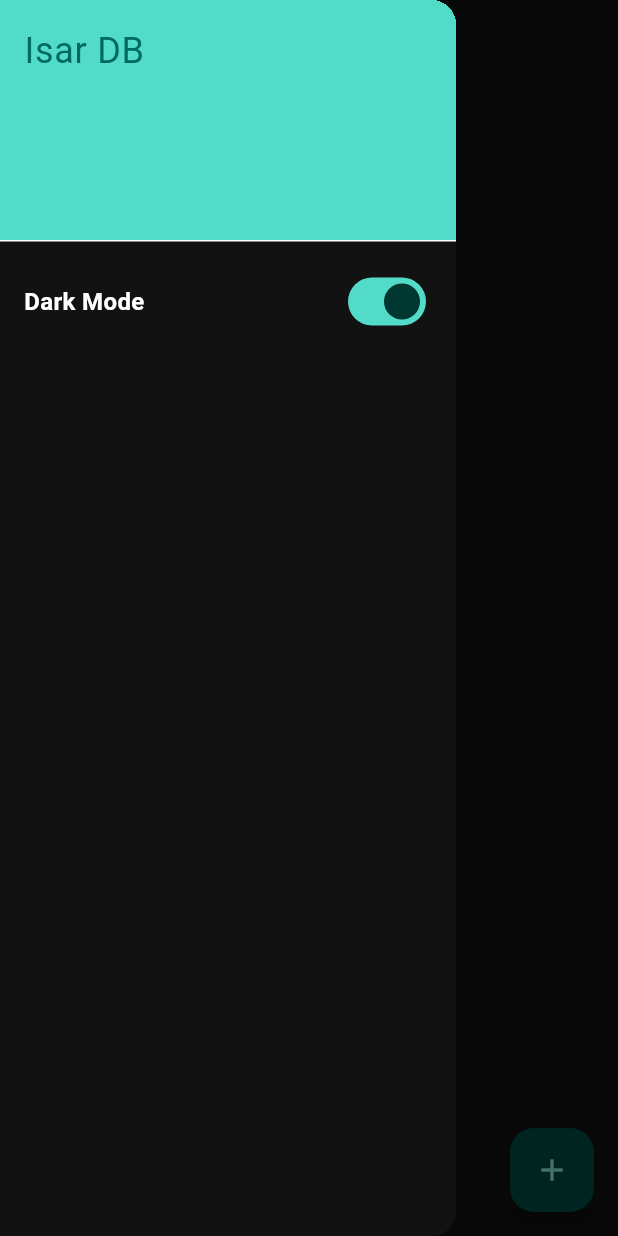
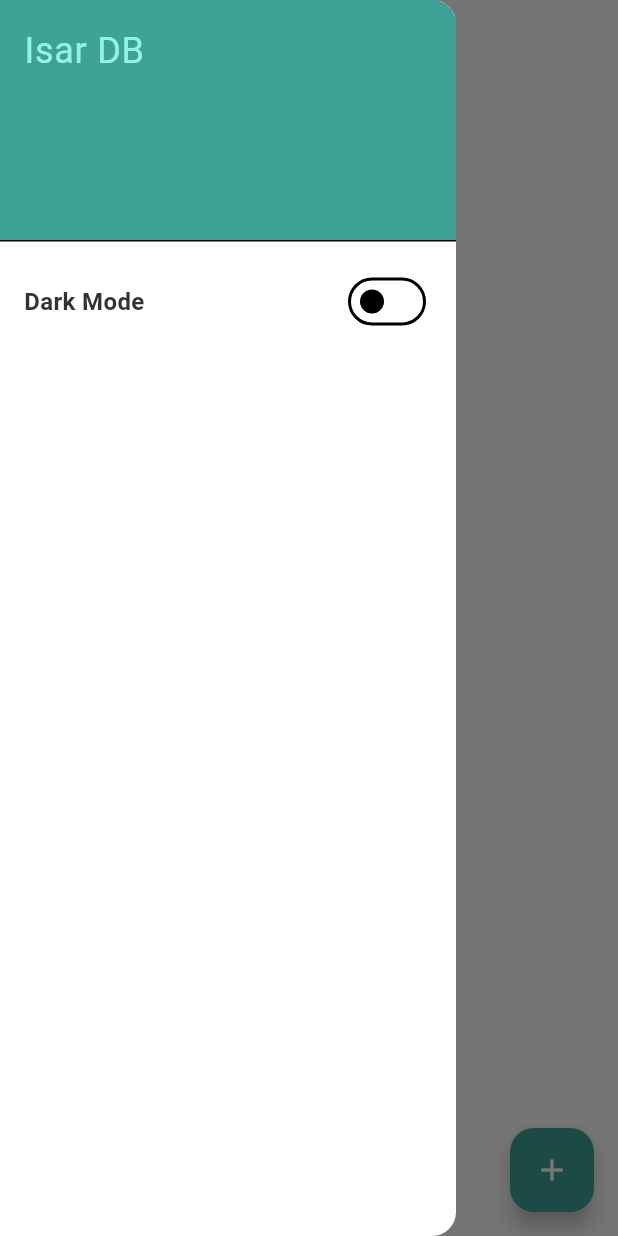
Before and after one commit to albertasaftei/isar_db, a Flutter app: the screen it shows after launch, with the side drawer open, on a phone screen of 412 x 824 dp. Run offline on Flutter 3.47's test engine with Material 3 defaults, Android fonts, the light colour scheme and no system bars; our stand-ins replace gap, isar; accounts and stored records are empty; generated files the repository leaves out were written again.

Commit message:
✨ feat: added constants files and theme configurations

```diff
--- a/lib/components/drawer.dart
+++ b/lib/components/drawer.dart
@@ -1,6 +1,5 @@
 import 'package:flutter/material.dart';
-import 'package:isar_db/theme/theme.dart';
-import 'package:isar_db/theme/theme_provider.dart';
+import 'package:isar_db/utils/theme/theme_provider.dart';
 import 'package:provider/provider.dart';
 
 class MyDrawer extends StatelessWidget {
--- a/lib/main.dart
+++ b/lib/main.dart
@@ -2,7 +2,7 @@
 import 'package:isar_db/models/user.dart';
 import 'package:isar_db/models/user_database.dart';
 import 'package:isar_db/pages/homepage.dart';
-import 'package:isar_db/theme/theme_provider.dart';
+import 'package:isar_db/utils/theme/theme_provider.dart';
 import 'package:provider/provider.dart';
 
 void main() async {
--- a/lib/pages/homepage.dart
+++ b/lib/pages/homepage.dart
@@ -7,7 +7,7 @@
 import 'package:isar_db/components/drawer.dart';
 import 'package:isar_db/models/user.dart';
 import 'package:isar_db/models/user_database.dart';
-import 'package:isar_db/theme/theme_provider.dart';
+import 'package:isar_db/utils/theme/theme_provider.dart';
 import 'package:provider/provider.dart';
 
 class Homepage extends StatefulWidget {
@@ -28,6 +28,7 @@
     super.initState();
   }
 
+// MARK: - Create function
   void createUser() {
     User user = User();
     showDialog(
@@ -96,11 +97,20 @@
           onPressed: createUser,
           child: const Icon(Icons.add),
         ),
-        body: _renderCards(users));
+        body: Column(
+          mainAxisSize: MainAxisSize.max,
+          children: [
+            _renderCards(users),
+            ElevatedButton(onPressed: () {}, child: const Text('Load Users'))
+          ],
+        ));
   }
 
+  // MARK: - Render Cards
   ListView _renderCards(List<User> users) {
     return ListView.separated(
+        scrollDirection: Axis.vertical,
+        shrinkWrap: true,
         separatorBuilder: (context, index) => const Gap(5),
         itemCount: users.length,
         itemBuilder: (context, index) {
--- a/lib/theme/theme.dart
+++ /dev/null
@@ -1,26 +0,0 @@
-import 'package:flutter/material.dart';
-
-ThemeData lightMode = ThemeData(
-    brightness: Brightness.light,
-    colorScheme: ColorScheme.light(
-      background: Colors.grey.shade300,
-      primary: Colors.indigo,
-      secondary: Colors.grey.shade400,
-      inversePrimary: Colors.grey.shade800,
-    ));
-
-ThemeData darkMode = ThemeData(
-    brightness: Brightness.dark,
-    colorScheme: const ColorScheme.dark(
-        background: Color(0xff191C1B),
-        primary: Color(0xff53DBC9),
-        primaryContainer: Color(0xff005048),
-        onPrimaryContainer: Color(0xff92F4E5),
-        onPrimary: Color(0xff003731),
-        secondary: Color(0xffB1CCC6),
-        secondaryContainer: Color(0xff334B47),
-        onSecondary: Color(0xff1C3531),
-        onSecondaryContainer: Color(0xffCCE8E2),
-        tertiary: Color(0xffADCAE6),
-        inversePrimary: Color(0xff006A60),
-        shadow: Colors.white));
--- /dev/null
+++ b/lib/utils/theme/theme.dart
@@ -0,0 +1,101 @@
+import 'package:flutter/material.dart';
+import 'package:isar_db/utils/constants/colors.dart';
+import 'package:isar_db/utils/constants/sizes.dart';
+
+ThemeData lightMode = ThemeData(
+  brightness: Brightness.light,
+  textTheme: TextTheme(
+    titleLarge: const TextStyle().copyWith(
+        fontSize: TSizes.titleLarge,
+        fontWeight: FontWeight.bold,
+        color: TColors.textPrimary),
+    titleMedium: const TextStyle().copyWith(
+        fontSize: TSizes.titleMedium,
+        fontWeight: FontWeight.bold,
+        color: TColors.textPrimary),
+    titleSmall: const TextStyle().copyWith(
+        fontSize: TSizes.titleSmall,
+        fontWeight: FontWeight.bold,
+        color: TColors.textPrimary),
+    bodyLarge: const TextStyle()
+        .copyWith(fontSize: TSizes.bodyLarge, color: TColors.textPrimary),
+    bodyMedium: const TextStyle()
+        .copyWith(fontSize: TSizes.bodyMedium, color: TColors.textPrimary),
+    bodySmall: const TextStyle()
+        .copyWith(fontSize: TSizes.bodySmall, color: TColors.textPrimary),
+  ),
+  colorScheme: const ColorScheme.light(
+    background: TColors.backgroundPrimary,
+    primary: TColors.primary,
+    secondary: TColors.secondary,
+    inversePrimary: TColors.inversePrimary,
+    error: TColors.error,
+  ),
+  elevatedButtonTheme: ElevatedButtonThemeData(
+    style: ElevatedButton.styleFrom(
+      elevation: 0,
+      backgroundColor: TColors.buttonPrimary,
+      foregroundColor: TColors.textWhite,
+      textStyle: const TextStyle().copyWith(fontWeight: FontWeight.bold),
+      shape: RoundedRectangleBorder(
+        borderRadius: BorderRadius.circular(8),
+      ),
+    ),
+  ),
+  cardTheme: CardTheme(
+    elevation: 1,
+    color: Colors.white,
+    shape: RoundedRectangleBorder(
+      borderRadius: BorderRadius.circular(8),
+    ),
+  ),
+);
+
+ThemeData darkMode = ThemeData(
+  brightness: Brightness.dark,
+  textTheme: TextTheme(
+    titleLarge: const TextStyle().copyWith(
+        fontSize: 24, fontWeight: FontWeight.bold, color: Colors.white),
+    titleMedium: const TextStyle().copyWith(
+        fontSize: 20, fontWeight: FontWeight.bold, color: Colors.white),
+    titleSmall: const TextStyle().copyWith(
+        fontSize: 16, fontWeight: FontWeight.bold, color: Colors.white),
+    bodyLarge: const TextStyle().copyWith(fontSize: 18, color: Colors.white),
+    bodyMedium: const TextStyle().copyWith(fontSize: 16, color: Colors.white),
+    bodySmall: const TextStyle().copyWith(fontSize: 14, color: Colors.white),
+  ),
+  colorScheme: const ColorScheme.dark(
+      background: Color(0xff191C1B),
+      primary: Color(0xff53DBC9),
+      primaryContainer: Color(0xff005048),
+      onPrimaryContainer: Color(0xff92F4E5),
+      onPrimary: Color(0xff003731),
+      secondary: Color(0xffB1CCC6),
+      secondaryContainer: Color(0xff334B47),
+      onSecondary: Color(0xff1C3531),
+      onSecondaryContainer: Color(0xffCCE8E2),
+      tertiary: Color(0xffADCAE6),
+      inversePrimary: Color(0xff006A60),
+      shadow: Colors.white),
+  elevatedButtonTheme: ElevatedButtonThemeData(
+    style: ElevatedButton.styleFrom(
+      elevation: 0,
+      backgroundColor: const Color(0xff006A60),
+      foregroundColor: Colors.white,
+      textStyle: const TextStyle().copyWith(fontWeight: FontWeight.bold),
+      shape: RoundedRectangleBorder(
+        borderRadius: BorderRadius.circular(8),
+      ),
+    ),
+  ),
+  cardTheme: CardTheme(
+    elevation: 1,
+    shape: RoundedRectangleBorder(
+      borderRadius: BorderRadius.circular(8),
+    ),
+  ),
+  floatingActionButtonTheme: const FloatingActionButtonThemeData(
+    backgroundColor: Color(0xff006A60),
+    foregroundColor: Colors.white,
+  ),
+);
--- a/lib/theme/theme_provider.dart
+++ b/lib/utils/theme/theme_provider.dart
@@ -1,9 +1,8 @@
 import 'package:flutter/material.dart';
-import 'package:isar/isar.dart';
-import 'package:isar_db/theme/theme.dart';
+import 'package:isar_db/utils/theme/theme.dart';
 
 class ThemeProvider with ChangeNotifier {
-  ThemeData _themeData = darkMode;
+  ThemeData _themeData = lightMode;
 
   ThemeData get themeData => _themeData;
 
```
Also changed, not shown: lib/utils/constants/colors.dart (added, +39 -0 lines), lib/utils/constants/sizes.dart (added, +17 -0 lines).
